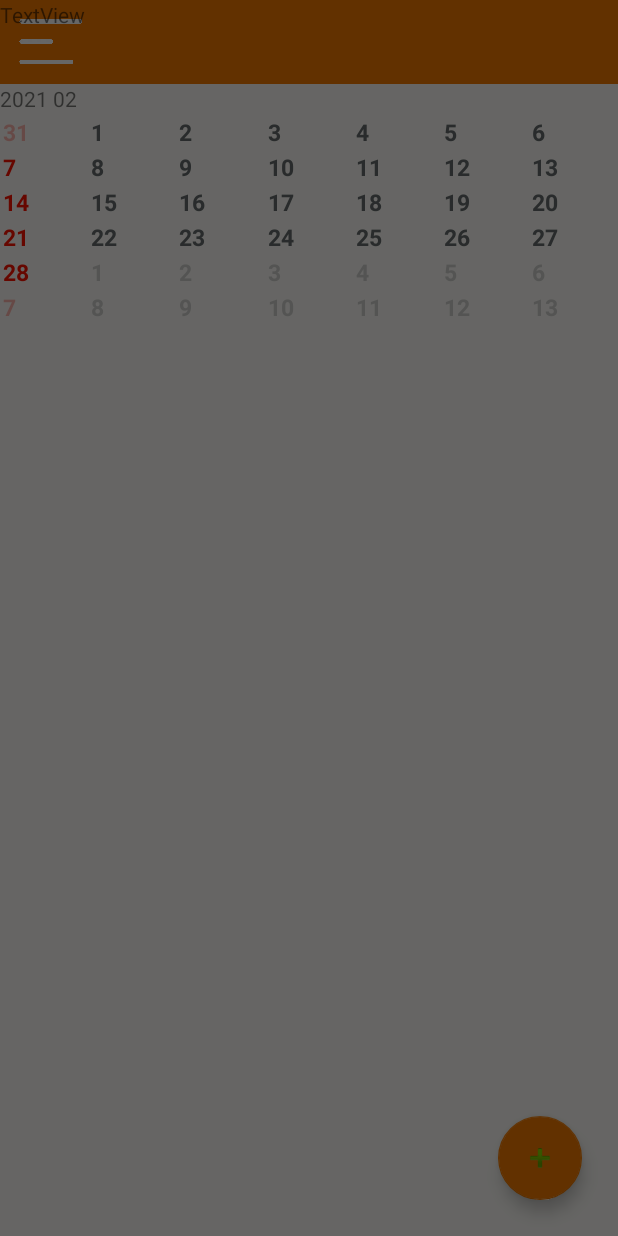
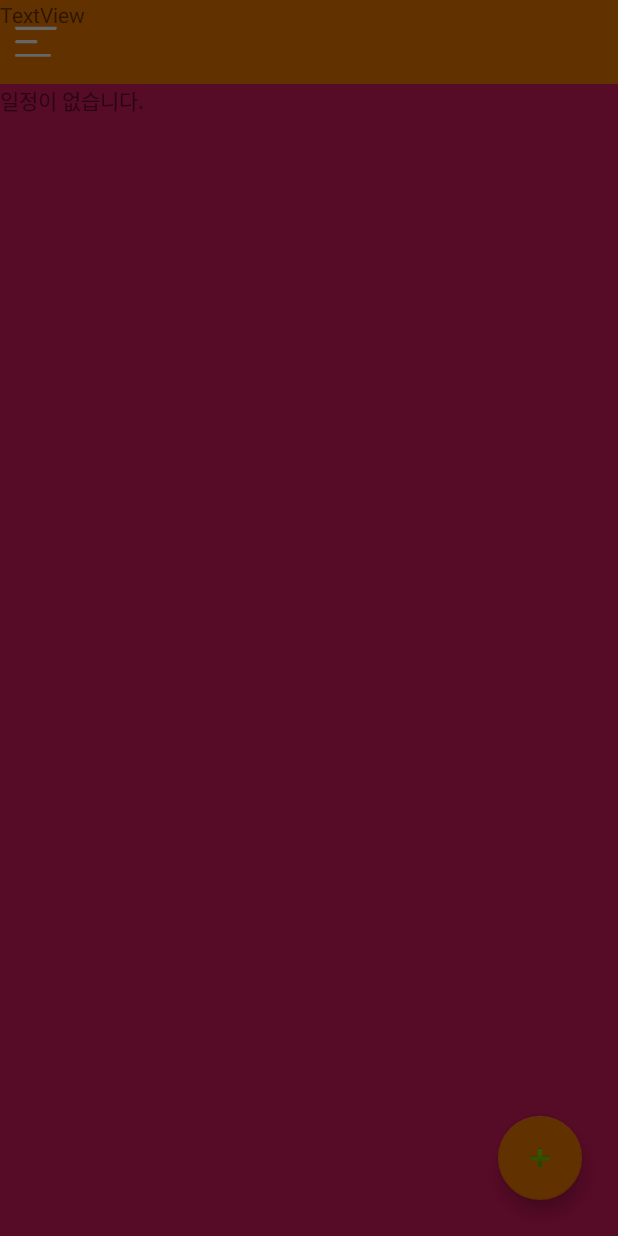
Before and after one commit to happymario/template-android, an Android app: the MainActivity screen opened directly, with no data from a screen before it, with the side drawer open, on a phone screen of 412 x 824 dp. Run offline under Robolectric (Android 15) with nearby library versions, the phone set to English and light mode, and no system bars; our stand-ins replace CircleImageView; libraries missing offline, so code that uses them is left out: com.daimajia.swipe; network calls fail; 4 statements that could not run were skipped.

Commit message:
working calendar

```diff
--- a/app/build.gradle
+++ b/app/build.gradle
@@ -129,6 +129,7 @@ dependencies {
     //// navigation
     implementation "androidx.navigation:navigation-fragment-ktx:2.3.2"
     implementation "androidx.navigation:navigation-ui-ktx:2.3.2"
+    implementation "com.daimajia.swipelayout:library:1.2.0@aar"
 
     // local db
     implementation "androidx.room:room-runtime:2.2.6"
--- /dev/null
+++ b/app/src/main/java/com/victoria/bleled/app/main/DayScheduleView.kt
@@ -0,0 +1,30 @@
+package com.victoria.bleled.app.main
+
+import android.content.Context
+import android.util.AttributeSet
+import android.widget.LinearLayout
+import android.widget.TextView
+
+class DayScheduleView : LinearLayout {
+    constructor(context: Context) : super(context) {
+
+    }
+
+    constructor(context: Context, attrs: AttributeSet) : super(context, attrs) {
+        init(attrs, 0, 0)
+    }
+
+    constructor(context: Context, attrs: AttributeSet, defStyleAttr: Int) : super(
+        context,
+        attrs,
+        defStyleAttr
+    ) {
+        init(attrs, defStyleAttr, defStyleAttr)
+    }
+
+    private fun init(attrs: AttributeSet, defStyleAttr: Int, defStyleRes: Int) {
+        var weekView = TextView(context)
+        weekView.text = "일정이 없습니다."
+        addView(weekView)
+    }
+}
--- a/app/src/main/java/com/victoria/bleled/app/main/MainActivity.kt
+++ b/app/src/main/java/com/victoria/bleled/app/main/MainActivity.kt
@@ -40,8 +40,9 @@ class MainActivity : AppCompatActivity() {
      *  Event Handler
      ************************************************************/
     fun onTest(view: View) {
-        val intent = Intent(this, TestActivity::class.java)
-        startActivity(intent)
+//        val intent = Intent(this, TestActivity::class.java)
+//        startActivity(intent)
+        fragmentMonthCalendar.toggleLayout()
     }
 
     fun onMenu(view: View) {
--- a/app/src/main/java/com/victoria/bleled/app/main/calendar/BaseCalendar.kt
+++ b/app/src/main/java/com/victoria/bleled/app/main/calendar/BaseCalendar.kt
@@ -5,7 +5,7 @@ import java.util.*
 class BaseCalendar {
     companion object {
         const val DAYS_OF_WEEK = 7
-        const val LOW_OF_CALENDAR = 6
+        const val ROWS_OF_CALENDAR = 6
     }
 
     val calendar = Calendar.getInstance()
@@ -67,7 +67,7 @@ class BaseCalendar {
         makeCurrentMonth(calendar)
 
         nextMonthHeadOffset =
-            LOW_OF_CALENDAR * DAYS_OF_WEEK - (prevMonthTailOffset + currentMonthMaxDate)
+            ROWS_OF_CALENDAR * DAYS_OF_WEEK - (prevMonthTailOffset + currentMonthMaxDate)
         makeNextMonthHead()
 
         refreshCallback(calendar)
--- /dev/null
+++ b/app/src/main/java/com/victoria/bleled/app/main/calendar/BaseCalendarView.kt
@@ -0,0 +1,90 @@
+package com.victoria.bleled.app.main.calendar
+
+import android.content.Context
+import android.util.AttributeSet
+import android.widget.FrameLayout
+import android.widget.LinearLayout
+import android.widget.TextView
+import androidx.recyclerview.widget.GridLayoutManager
+import androidx.recyclerview.widget.RecyclerView
+import com.victoria.bleled.R
+import com.victoria.bleled.util.CommonUtil
+import java.util.*
+
+class BaseCalendarView : FrameLayout {
+
+    companion object {
+        const val WEEK_VIEW_H = 30
+    }
+
+    private lateinit var weeksLayout: LinearLayout
+    private lateinit var daysRecyclerView: RecyclerView
+    private lateinit var adapter: MonthCalendarAdapter
+
+
+    constructor(context: Context) : super(context) {
+
+    }
+
+    constructor(context: Context, attrs: AttributeSet) : super(context, attrs) {
+        init(attrs, 0, 0)
+    }
+
+    constructor(context: Context, attrs: AttributeSet, defStyleAttr: Int) : super(
+        context,
+        attrs,
+        defStyleAttr
+    ) {
+        init(attrs, defStyleAttr, defStyleAttr)
+    }
+
+    private fun init(attrs: AttributeSet, defStyleAttr: Int, defStyleRes: Int) {
+        initWeekView()
+        initDayView()
+    }
+
+    private fun initWeekView() {
+        weeksLayout = LinearLayout(context)
+
+        val arrWeekName = resources.getStringArray(R.array.week)
+        for (i in 0 until BaseCalendar.DAYS_OF_WEEK) {
+            var weekView = TextView(context)
+            weekView.text = arrWeekName[i]
+
+            if (i == 0) {
+                weekView.setTextColor(resources.getColor(R.color.colorAccent))
+            } else {
+                weekView.setTextColor(resources.getColor(R.color.color_text))
+            }
+            weekView.textSize = 20f
+
+            val layoutParams =
+                LinearLayout.LayoutParams(LayoutParams.MATCH_PARENT, LayoutParams.MATCH_PARENT)
+            layoutParams.weight = 1f
+            weeksLayout.addView(weekView, layoutParams)
+        }
+
+        val layoutParams =
+            LayoutParams(LayoutParams.MATCH_PARENT, CommonUtil.dpToPx(context, WEEK_VIEW_H))
+        addView(weeksLayout, layoutParams)
+    }
+
+    private fun initDayView() {
+        daysRecyclerView = RecyclerView(context)
+        daysRecyclerView.layoutManager =
+            GridLayoutManager(context, BaseCalendar.DAYS_OF_WEEK)
+
+        adapter = MonthCalendarAdapter(context, object : MonthCalendarAdapterListener {
+            override fun refreshCurrentMonth(calendar: Calendar) {
+                //val sdf = SimpleDateFormat("yyyy MM", Locale.KOREAN)
+                //viewDataBinding.tvMonth.text = sdf.format(calendar.time)
+            }
+        })
+        daysRecyclerView.adapter = adapter
+        adapter.notifyDataSetChanged()
+
+        val layoutParams = LayoutParams(LayoutParams.MATCH_PARENT, LayoutParams.MATCH_PARENT)
+        layoutParams.topMargin = CommonUtil.dpToPx(context!!, WEEK_VIEW_H)
+        addView(daysRecyclerView, layoutParams)
+    }
+}
--- a/app/src/main/java/com/victoria/bleled/app/main/calendar/MonthCalendarAdapter.kt
+++ b/app/src/main/java/com/victoria/bleled/app/main/calendar/MonthCalendarAdapter.kt
@@ -23,7 +23,7 @@ class MonthCalendarAdapter constructor(
     }
 
     override fun getItemCount(): Int {
-        return BaseCalendar.LOW_OF_CALENDAR * BaseCalendar.DAYS_OF_WEEK
+        return BaseCalendar.ROWS_OF_CALENDAR * BaseCalendar.DAYS_OF_WEEK
     }
 
     override fun onCreateViewHolder(parent: ViewGroup, viewType: Int): ViewHolder {
@@ -75,6 +75,9 @@ class MonthCalendarAdapter constructor(
             fun from(parent: ViewGroup): ViewHolder {
                 val layoutInflater = LayoutInflater.from(parent.context)
                 val binding = ItemMonthCalendarBinding.inflate(layoutInflater, parent, false)
+                val params = binding.root.layoutParams
+                params.height = parent.measuredHeight / BaseCalendar.ROWS_OF_CALENDAR
+                binding.root.layoutParams = params
                 return ViewHolder(binding)
             }
         }
--- a/app/src/main/java/com/victoria/bleled/app/main/calendar/MonthCalendarFragment.kt
+++ b/app/src/main/java/com/victoria/bleled/app/main/calendar/MonthCalendarFragment.kt
@@ -1,14 +1,18 @@
 package com.victoria.bleled.app.main.calendar
 
 import android.os.Bundle
+import android.util.Log
 import android.view.LayoutInflater
 import android.view.View
 import android.view.ViewGroup
+import android.view.animation.ScaleAnimation
 import androidx.fragment.app.Fragment
-import androidx.recyclerview.widget.GridLayoutManager
+import com.daimajia.swipe.SwipeLayout
+import com.daimajia.swipe.SwipeLayout.OnRevealListener
+import com.victoria.bleled.R
 import com.victoria.bleled.databinding.FragmentMonthCalendarBinding
-import java.text.SimpleDateFormat
-import java.util.*
+import com.victoria.bleled.util.arch.AppExecutors
+import kotlinx.android.synthetic.main.fragment_month_calendar.view.*
 
 
 /**
@@ -18,7 +22,6 @@ import java.util.*
  */
 class MonthCalendarFragment : Fragment() {
     private lateinit var viewDataBinding: FragmentMonthCalendarBinding
-    private lateinit var adapter: MonthCalendarAdapter
 
     override fun onCreateView(
         inflater: LayoutInflater, container: ViewGroup?,
@@ -35,20 +38,30 @@ class MonthCalendarFragment : Fragment() {
         initView()
     }
 
+    override fun onResume() {
+        super.onResume()
+
+        AppExecutors().mainThread.execute(Runnable {
+            toggleLayout()
+        })
+    }
+
+    fun toggleLayout() {
+        viewDataBinding.godfather.open(false, SwipeLayout.DragEdge.Top)
+    }
+
     private fun initView() {
         // view
         viewDataBinding.lifecycleOwner = this.viewLifecycleOwner
-        viewDataBinding.rvCalendar.layoutManager =
-            GridLayoutManager(requireContext(), BaseCalendar.DAYS_OF_WEEK)
+        viewDataBinding.godfather.showMode = SwipeLayout.ShowMode.PullOut
+        viewDataBinding.godfather.addDrag(SwipeLayout.DragEdge.Top, viewDataBinding.godfather.rv_calendar);
+        viewDataBinding.godfather.addRevealListener(R.id.rv_calendar
+        ) { child, edge, fraction, distance ->
+            val star  = viewDataBinding.rvCalendar
+            val d = child!!.height / 2 - star.height / 2.toFloat()
 
-        adapter = MonthCalendarAdapter(requireContext(), object : MonthCalendarAdapterListener {
-            override fun refreshCurrentMonth(calendar: Calendar) {
-                val sdf = SimpleDateFormat("yyyy MM", Locale.KOREAN)
-                viewDataBinding.tvMonth.text = sdf.format(calendar.time)
-            }
-        })
-        viewDataBinding.rvCalendar.adapter = adapter
-        adapter.notifyDataSetChanged()
+            Log.d("MonthCalendar offset", fraction.toString())
+        }
 
         // event
 
--- a/app/src/main/res/layout/activity_main.xml
+++ b/app/src/main/res/layout/activity_main.xml
@@ -32,9 +32,9 @@
                     android:layout_width="wrap_content"
                     android:layout_height="match_parent"
                     android:layout_centerVertical="true"
-                    android:paddingTop="14dp"
-                    android:paddingBottom="14dp"
-                    android:layout_marginLeft="10dp"
+                    android:paddingTop="12dp"
+                    android:paddingBottom="12dp"
+                    android:scaleType="fitCenter"
                     android:background="@color/color_transparent"
                     android:onClick="onMenu"
                     app:srcCompat="@drawable/ic_menu" />
--- a/app/src/main/res/layout/item_month_calendar.xml
+++ b/app/src/main/res/layout/item_month_calendar.xml
@@ -7,8 +7,8 @@
     </data>
 
     <androidx.constraintlayout.widget.ConstraintLayout
-        android:layout_width="wrap_content"
-        android:layout_height="wrap_content">
+        android:layout_width="match_parent"
+        android:layout_height="100dp">
 
         <TextView
             android:id="@+id/tv_date"
@@ -20,8 +20,6 @@
             android:textSize="15dp"
             android:textColor="#676d6e"
             android:textStyle="bold"
-            app:layout_constraintBottom_toBottomOf="parent"
-            app:layout_constraintEnd_toEndOf="parent"
             app:layout_constraintStart_toStartOf="parent"
             app:layout_constraintTop_toTopOf="parent" />
     </androidx.constraintlayout.widget.ConstraintLayout>
```
Also changed, not shown: app/src/main/java/com/victoria/bleled/app/test/TestActivity.kt (+0 -2 lines), app/src/main/res/layout/fragment_month_calendar.xml (+20 -14 lines).
